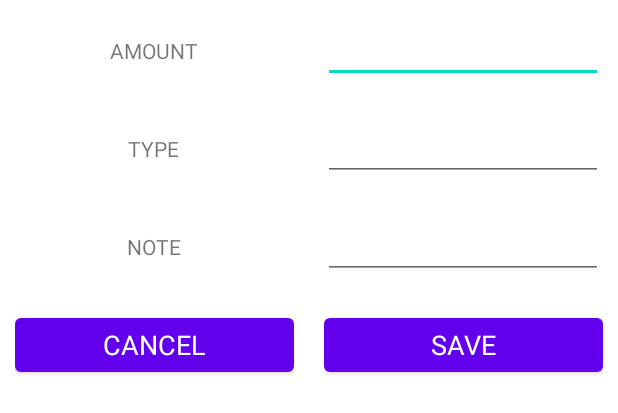
After one commit to Alwaz/android-expense-tracker, an Android app: the layout custom_layout_for_insertdata.xml on its own in the app's theme, with its tools: preview values and no code run, on a phone screen of 412 x 824 dp. The commit adds this screen. Shown: the top 413 px of the screen. Run offline under Robolectric (Android 15) with nearby library versions, the phone set to English and light mode, and no system bars.

Commit message:
Custom layout created.

```diff
--- a/app/src/main/java/com/example/expensemanager/DashboardFragment.java
+++ b/app/src/main/java/com/example/expensemanager/DashboardFragment.java
@@ -63,8 +63,11 @@ public class DashboardFragment extends Fragment {
 
 //        adding onClick listener to main button
         fab_main_btn.setOnClickListener(new View.OnClickListener() {
+
             @Override
             public void onClick(View v) {
+
+                addData();
 //               if main button is open add animations
                 if(isOpen){
                     fab_income_btn.startAnimation(FadeClose);
@@ -95,4 +98,25 @@ public class DashboardFragment extends Fragment {
 
         return view;
     }
+
+
+    private void addData(){
+//        Fab button income...
+        fab_income_btn.setOnClickListener(new View.OnClickListener() {
+            @Override
+            public void onClick(View v) {
+
+            }
+        });
+
+        fab_expense_btn.setOnClickListener(new View.OnClickListener() {
+            @Override
+            public void onClick(View v) {
+
+            }
+        });
+
+
+
+    }
 }
--- /dev/null
+++ b/app/src/main/res/layout/custom_layout_for_insertdata.xml
@@ -0,0 +1,193 @@
+<?xml version="1.0" encoding="utf-8"?>
+<LinearLayout xmlns:android="http://schemas.android.com/apk/res/android"
+    xmlns:tools="http://schemas.android.com/tools"
+    android:layout_width="match_parent"
+    android:orientation="vertical"
+    android:layout_height="match_parent">
+
+    <ScrollView
+        android:layout_width="match_parent"
+        android:layout_height="match_parent">
+
+        <LinearLayout
+            android:layout_width="match_parent"
+            android:layout_height="wrap_content"
+            android:orientation="vertical">
+
+            <LinearLayout
+                android:layout_width="match_parent"
+                android:layout_height="wrap_content"
+                android:orientation="horizontal">
+
+
+                <RelativeLayout
+                    android:layout_width="0dp"
+                    android:layout_height="wrap_content"
+                    android:layout_weight="1"
+                    android:layout_margin="10dp"
+                    android:gravity="center">
+
+
+                    <TextView
+                        android:layout_width="wrap_content"
+                        android:layout_height="wrap_content"
+                        android:text="AMOUNT"
+                        />
+
+                </RelativeLayout>
+
+                <RelativeLayout
+                    android:layout_width="1dp"
+                    android:layout_height="wrap_content"
+                    android:layout_weight="1"
+                    android:layout_margin="10dp"
+                    android:gravity="center">
+
+
+                    <EditText
+                        android:layout_width="match_parent"
+                        android:layout_height="wrap_content"
+                        android:id="@+id/ammount_edit" />
+
+
+                </RelativeLayout>
+
+
+            </LinearLayout>
+
+            <LinearLayout
+                android:layout_width="match_parent"
+                android:layout_height="wrap_content"
+                android:orientation="horizontal">
+
+
+                <RelativeLayout
+                    android:layout_width="0dp"
+                    android:layout_height="wrap_content"
+                    android:layout_weight="1"
+                    android:layout_margin="10dp"
+                    android:gravity="center">
+
+
+                    <TextView
+                        android:layout_width="wrap_content"
+                        android:layout_height="wrap_content"
+                        android:text="TYPE"
+                        />
+
+                </RelativeLayout>
+
+                <RelativeLayout
+                    android:layout_width="1dp"
+                    android:layout_height="wrap_content"
+                    android:layout_weight="1"
+                    android:layout_margin="10dp"
+                    android:gravity="center">
+
+
+                    <EditText
+                        android:id="@+id/type_edit"
+                        android:layout_width="match_parent"
+                        android:layout_height="wrap_content" />
+
+
+                </RelativeLayout>
+
+
+            </LinearLayout>
+
+            <LinearLayout
+                android:layout_width="match_parent"
+                android:layout_height="wrap_content"
+                android:orientation="horizontal">
+
+
+                <RelativeLayout
+                    android:layout_width="0dp"
+                    android:layout_height="wrap_content"
+                    android:layout_weight="1"
+                    android:layout_margin="10dp"
+                    android:gravity="center">
+
+
+                    <TextView
+                        android:layout_width="wrap_content"
+                        android:layout_height="wrap_content"
+                        android:text="NOTE"
+                        />
+
+                </RelativeLayout>
+
+                <RelativeLayout
+                    android:layout_width="1dp"
+                    android:layout_height="wrap_content"
+                    android:layout_weight="1"
+                    android:layout_margin="10dp"
+                    android:gravity="center">
+
+
+                    <EditText
+                        android:id="@+id/note_edit"
+                        android:layout_width="match_parent"
+                        android:layout_height="wrap_content" />
+                </RelativeLayout>
+
+
+            </LinearLayout>
+
+            <LinearLayout
+                android:layout_width="match_parent"
+                android:layout_height="wrap_content"
+                android:orientation="horizontal">
+
+
+                <RelativeLayout
+                    android:layout_width="0dp"
+                    android:layout_height="wrap_content"
+                    android:layout_weight="1"
+                    android:layout_margin="10dp"
+                    android:gravity="center">
+
+
+                    <Button
+                        android:id="@+id/btnCancle"
+                        android:layout_width="match_parent"
+                        android:layout_height="wrap_content"
+                        android:text="CANCEL"
+                        android:textAppearance="?android:textAppearanceMedium"
+                        android:textColor="@color/white"/>
+
+
+                </RelativeLayout>
+
+                <RelativeLayout
+                    android:layout_width="0dp"
+                    android:layout_height="wrap_content"
+                    android:layout_weight="1"
+                    android:layout_margin="10dp"
+                    android:gravity="center">
+
+
+                    <Button
+                        android:id="@+id/btnSave"
+                        android:layout_width="match_parent"
+                        android:layout_height="wrap_content"
+                        android:text="SAVE"
+                        android:textAppearance="?android:textAppearanceMedium"
+                        android:textColor="@color/white"/>
+
+
+                </RelativeLayout>
+
+
+
+
+            </LinearLayout>
+
+        </LinearLayout>
+
+
+    </ScrollView>
+
+
+</LinearLayout>
```
